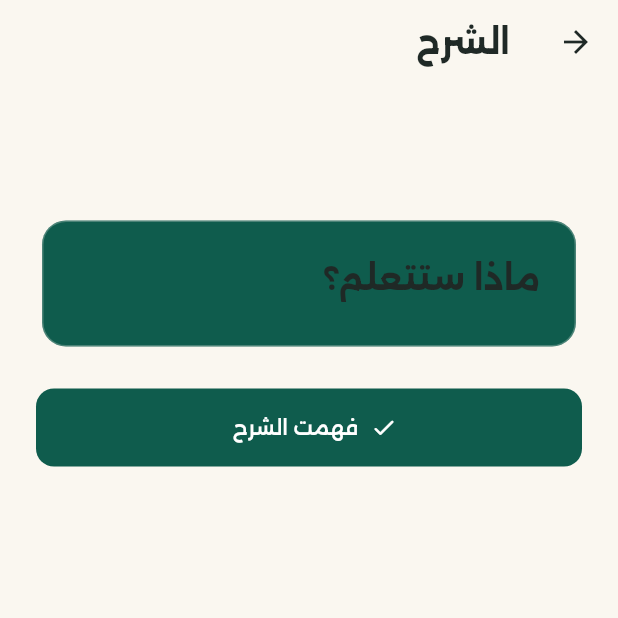
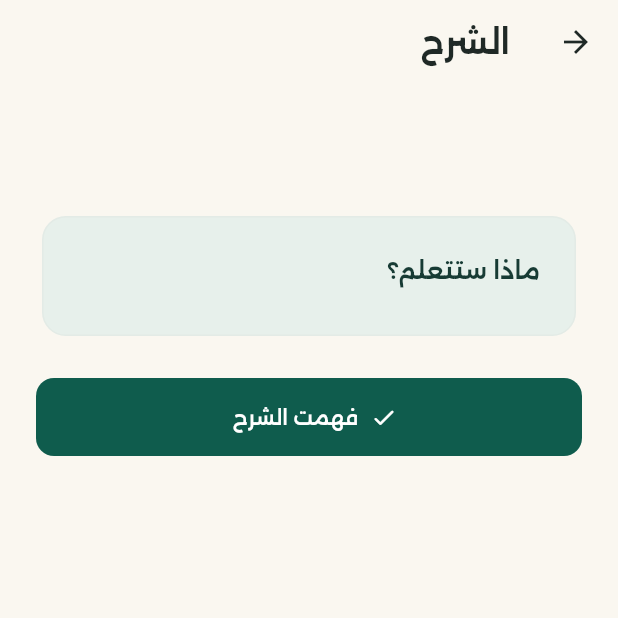
Before and after one commit to Ahmedelsapagh10/e3rab, a Flutter app: the LessonExplanationScreen screen opened directly with empty values, on a phone screen of 412 x 824 dp, the top half of it. Run offline on Flutter 3.47's test engine with Material 3 defaults, Android fonts, the phone set to English and light mode, and no system bars; our stand-ins replace auto_size_text, cherry_toast, cloud_firestore, connectivity_plus, dartz, dio and 22 more; missing offline and left inert: flutter_overlay_loader, one_context, overlay_loader_with_app_icon; accounts and stored records are empty; statements that could not run were skipped; project files that could hold a hidden picture were left out.

Commit message:
refactor: update design tokens and theme color schemes to improve UI typography and text accessibility

```diff
--- a/lib/config/themes/dark_theme.dart
+++ b/lib/config/themes/dark_theme.dart
@@ -17,10 +17,16 @@ class DarkTheme {
     primaryColor: AppColorsExtension.dark.primary,
     colorScheme: ColorScheme.dark(
       primary: AppColorsExtension.dark.primary,
+      onPrimary: E3rabBrandColors.darkBackground,
+      primaryContainer: E3rabBrandColors.darkPrimaryContainer,
+      onPrimaryContainer: E3rabBrandColors.darkOnPrimaryContainer,
       secondary: AppColorsExtension.dark.secondary,
       surface: AppColorsExtension.dark.surface,
-
+      onSurface: AppColorsExtension.dark.textPrimary,
+      onSurfaceVariant: AppColorsExtension.dark.textSecondary,
+      outline: AppColorsExtension.dark.borderColor,
       error: AppColorsExtension.dark.error,
+      onError: E3rabBrandColors.darkBackground,
     ),
 
     // Background colors
@@ -73,11 +79,11 @@ class DarkTheme {
     textTheme: TextTheme(
       titleLarge: TextStyle(
         color: AppColorsExtension.dark.textPrimary,
-        fontWeight: FontWeight.bold,
+        fontWeight: FontWeight.w600,
       ),
       titleMedium: TextStyle(
         color: AppColorsExtension.dark.textPrimary,
-        fontWeight: FontWeight.bold,
+        fontWeight: FontWeight.w600,
       ),
       titleSmall: TextStyle(
         color: AppColorsExtension.dark.textPrimary,
--- a/lib/config/themes/light_theme.dart
+++ b/lib/config/themes/light_theme.dart
@@ -15,10 +15,16 @@ class LightTheme {
     primaryColor: AppColorsExtension.light.primary,
     colorScheme: ColorScheme.light(
       primary: AppColorsExtension.light.primary,
+      onPrimary: Colors.white,
+      primaryContainer: E3rabBrandColors.primaryContainer,
+      onPrimaryContainer: E3rabBrandColors.heading,
       secondary: AppColorsExtension.light.secondary,
       surface: AppColorsExtension.light.surface,
-
+      onSurface: AppColorsExtension.light.textPrimary,
+      onSurfaceVariant: AppColorsExtension.light.textSecondary,
+      outline: AppColorsExtension.light.borderColor,
       error: AppColorsExtension.light.error,
+      onError: Colors.white,
     ),
 
     // Background colors
@@ -71,11 +77,11 @@ class LightTheme {
     textTheme: TextTheme(
       titleLarge: TextStyle(
         color: AppColorsExtension.light.textPrimary,
-        fontWeight: FontWeight.bold,
+        fontWeight: FontWeight.w600,
       ),
       titleMedium: TextStyle(
         color: AppColorsExtension.light.textPrimary,
-        fontWeight: FontWeight.bold,
+        fontWeight: FontWeight.w600,
       ),
       titleSmall: TextStyle(
         color: AppColorsExtension.light.textPrimary,
--- a/lib/core/design_system/e3rab_design_tokens.dart
+++ b/lib/core/design_system/e3rab_design_tokens.dart
@@ -14,6 +14,8 @@ abstract final class E3rabBrandColors {
   static const error = Color(0xFFB4453F);
   static const darkBackground = Color(0xFF101B18);
   static const darkSurface = Color(0xFF182824);
+  static const darkPrimaryContainer = Color(0xFF24473E);
+  static const darkOnPrimaryContainer = Color(0xFFE7F0EB);
 }
 
 abstract final class E3rabBreakpoints {
--- a/lib/features/learning/screens/lesson_explanation_screen.dart
+++ b/lib/features/learning/screens/lesson_explanation_screen.dart
@@ -18,7 +18,12 @@ class LessonExplanationScreen extends StatelessWidget {
     final sections = [...lesson.sections]
       ..sort((a, b) => a.order.compareTo(b.order));
     return Scaffold(
-      appBar: AppBar(title: const Text('الشرح')),
+      appBar: AppBar(
+        title: const Text(
+          'الشرح',
+          style: TextStyle(fontWeight: FontWeight.w600),
+        ),
+      ),
       body: SelectionArea(
         child: ListView(
           padding: const EdgeInsets.all(E3rabSpacing.large),
@@ -33,8 +38,8 @@ class LessonExplanationScreen extends StatelessWidget {
                   children: [
                     Text(
                       lesson.title,
-                      style: Theme.of(context).textTheme.headlineMedium
-                          ?.copyWith(fontWeight: FontWeight.w800, height: 1.4),
+                      style: Theme.of(context).textTheme.headlineSmall
+                          ?.copyWith(fontWeight: FontWeight.w600, height: 1.5),
                     ),
                     const SizedBox(height: E3rabSpacing.large),
                     _ObjectivesCard(objectives: lesson.objectives),
@@ -65,25 +70,41 @@ class _ObjectivesCard extends StatelessWidget {
   final List<String> objectives;
 
   @override
-  Widget build(BuildContext context) => Card(
-    color: Theme.of(context).colorScheme.primaryContainer,
+  Widget build(BuildContext context) {
+    final scheme = Theme.of(context).colorScheme;
+    return Card(
+      color: scheme.primaryContainer,
       child: Padding(
         padding: const EdgeInsets.all(E3rabSpacing.large),
         child: Column(
           crossAxisAlignment: CrossAxisAlignment.start,
           children: [
-          Text('ماذا ستتعلم؟', style: Theme.of(context).textTheme.titleLarge),
+            Text(
+              'ماذا ستتعلم؟',
+              style: Theme.of(context).textTheme.titleMedium?.copyWith(
+                color: scheme.onPrimaryContainer,
+                fontWeight: FontWeight.w600,
+              ),
+            ),
             const SizedBox(height: E3rabSpacing.small),
             ...objectives.map(
               (item) => Padding(
                 padding: const EdgeInsets.only(bottom: E3rabSpacing.small),
-              child: Text('• $item', style: const TextStyle(height: 1.7)),
+                child: Text(
+                  '• $item',
+                  style: Theme.of(context).textTheme.bodyLarge?.copyWith(
+                    color: scheme.onPrimaryContainer,
+                    fontWeight: FontWeight.w400,
+                    height: E3rabReadingMetrics.paragraphHeight,
+                  ),
+                ),
               ),
             ),
           ],
         ),
       ),
     );
+  }
 }
 
 class _ExplanationSection extends StatelessWidget {
@@ -97,9 +118,20 @@ class _ExplanationSection extends StatelessWidget {
     child: Column(
       crossAxisAlignment: CrossAxisAlignment.start,
       children: [
-        Text(section.title, style: Theme.of(context).textTheme.titleLarge),
+        Text(
+          section.title,
+          style: Theme.of(
+            context,
+          ).textTheme.titleMedium?.copyWith(fontWeight: FontWeight.w600),
+        ),
         const SizedBox(height: E3rabSpacing.small),
-        Text(section.body, style: const TextStyle(height: 1.85)),
+        Text(
+          section.body,
+          style: Theme.of(context).textTheme.bodyLarge?.copyWith(
+            fontWeight: FontWeight.w400,
+            height: E3rabReadingMetrics.paragraphHeight,
+          ),
+        ),
       ],
     ),
   );
```
Also changed, not shown: 4 other files. Lines whose indentation alone changed are shown as unchanged.
